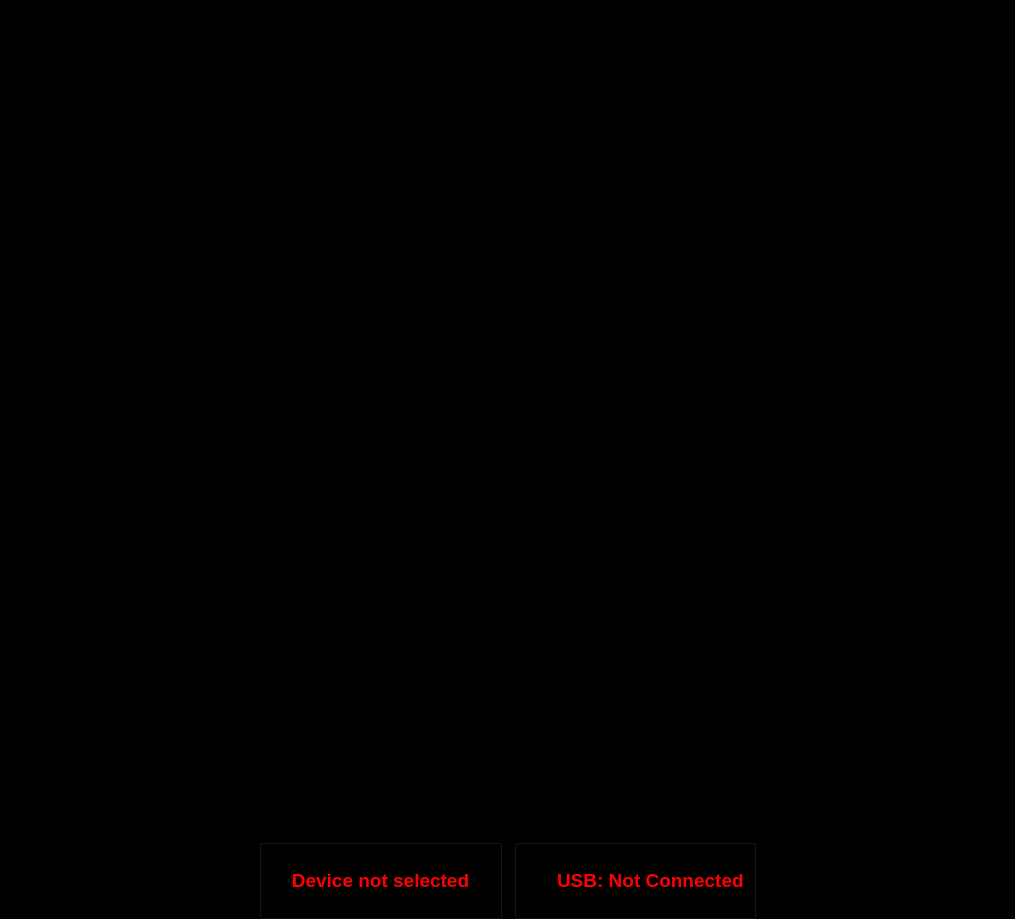
This is QtDesigner/MainWindow.ui in dhahaj/EAX-Python-Interface as Qt 5 draws it before an edit. The edited form follows.
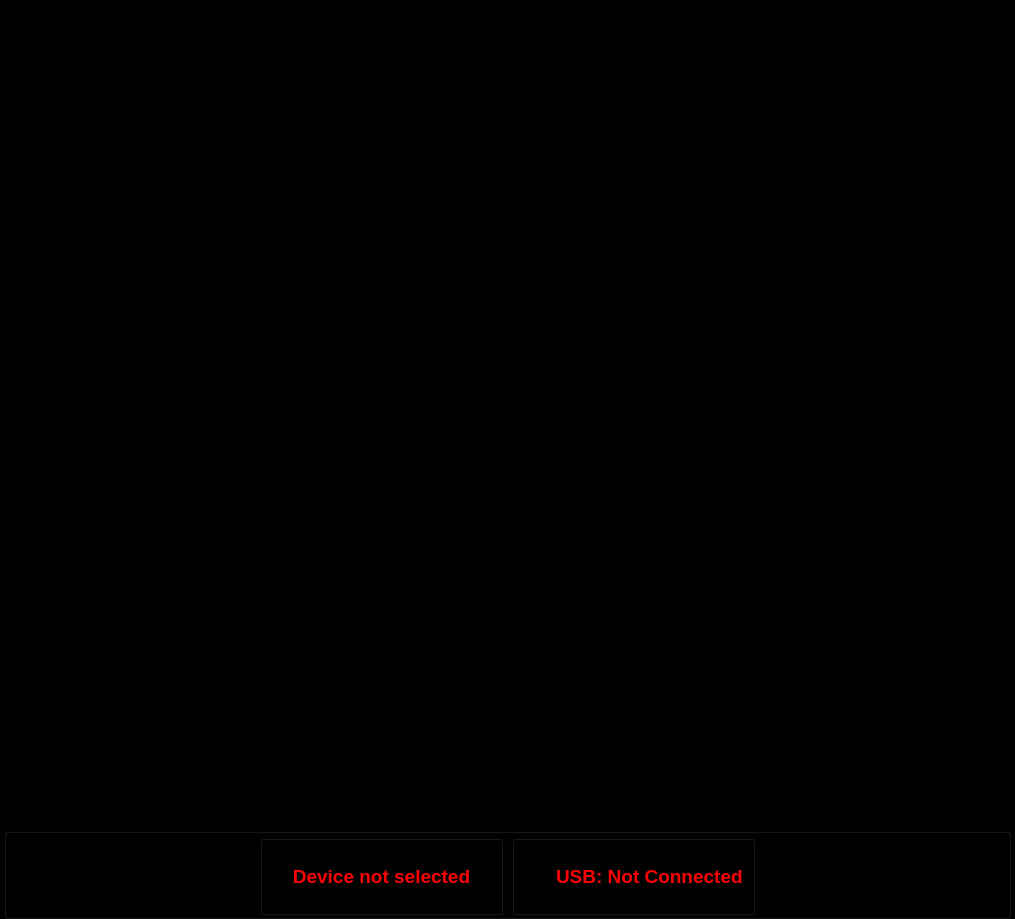
This is the edited form. Icons and pictures are not drawn.

Commit message:
Refactor MainWindow UI: Introduce controlBox QGroupBox and adjust layout
- Replaced horizontal layout with a QGroupBox named controlBox for better organization.
- Adjusted spacing and margins for the horizontal layout within controlBox.
- Moved program_button, groupBox_2, groupBox, and test_button into controlBox.
- Updated the stylesheet and properties for buttons and labels to maintain visual consistency.

```diff
--- a/QtDesigner/MainWindow.ui
+++ b/QtDesigner/MainWindow.ui
@@ -133,21 +133,25 @@
      </widget>
     </item>
     <item>
+     <widget class="QGroupBox" name="controlBox">
+      <property name="flat">
+       <bool>true</bool>
+      </property>
      <layout class="QHBoxLayout" name="horizontalLayout_3">
       <property name="spacing">
-       <number>12</number>
+        <number>9</number>
       </property>
       <property name="leftMargin">
-       <number>0</number>
+        <number>1</number>
       </property>
       <property name="topMargin">
-       <number>0</number>
+        <number>1</number>
       </property>
       <property name="rightMargin">
-       <number>0</number>
+        <number>1</number>
       </property>
       <property name="bottomMargin">
-       <number>0</number>
+        <number>1</number>
       </property>
       <item>
        <widget class="QPushButton" name="program_button">
@@ -795,6 +799,7 @@
        </widget>
       </item>
      </layout>
+     </widget>
     </item>
    </layout>
   </widget>
```
Left out of the diff: 3 changed lines with no effect on the pictures. Lines whose indentation alone changed are shown as unchanged. The commit also changes 1 other file.
